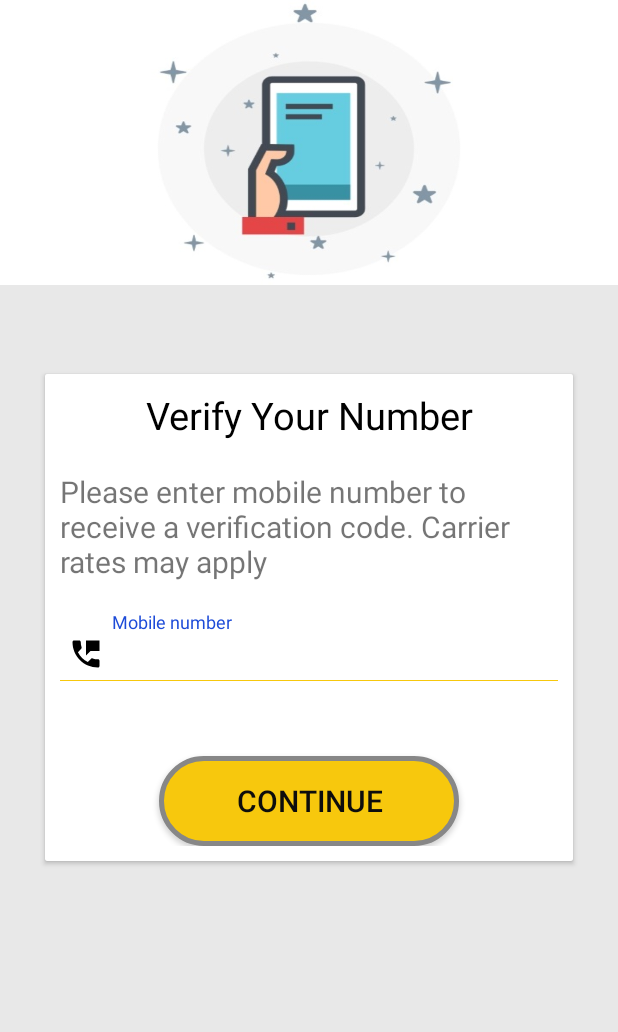
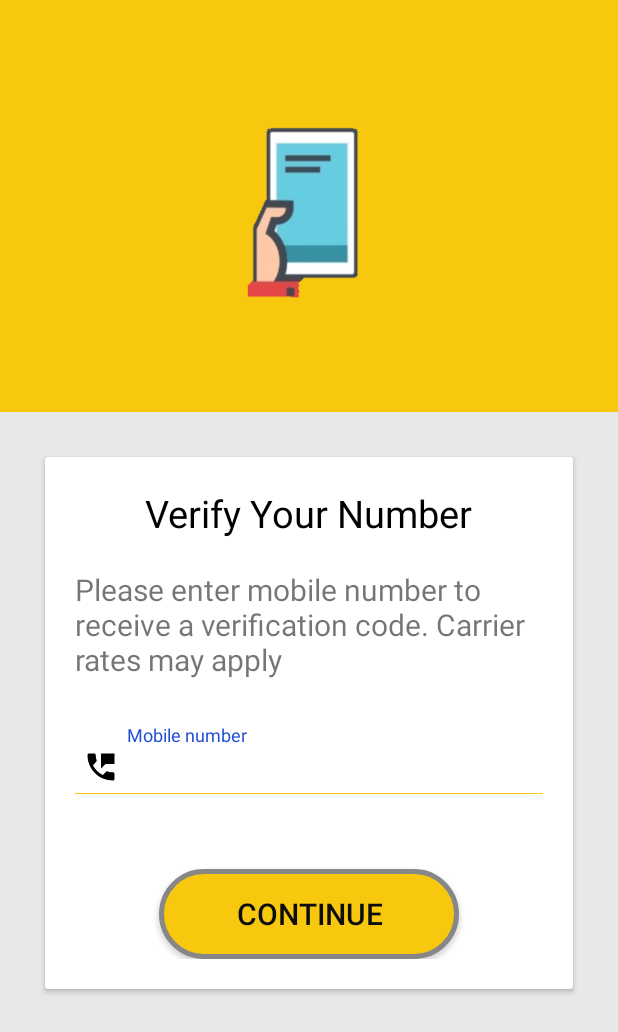
Before and after one commit to aaqadir/SmartLabour02, an Android app: the PhoneActivity screen opened directly, with no data from a screen before it, on a phone screen of 412 x 824 dp. Shown: the top 1032 px of the screen. Run offline under Robolectric (Android 15) with nearby library versions, the phone set to English and light mode, and no system bars; plain views replace OptRoundCardView.

Commit message:
mobile no and otp screen modify

```diff
--- a/app/src/main/res/layout/activity_help.xml
+++ b/app/src/main/res/layout/activity_help.xml
@@ -29,7 +29,7 @@
         <ImageView
             android:layout_width="30dp"
             android:layout_height="0dp"
-            android:src="@drawable/mobile" />
+            android:src="@drawable/mobilenum" />
 
     </RelativeLayout>
     <LinearLayout xmlns:android="http://schemas.android.com/apk/res/android"
--- a/app/src/main/res/layout/activity_phone.xml
+++ b/app/src/main/res/layout/activity_phone.xml
@@ -1,77 +1,95 @@
 <?xml version="1.0" encoding="utf-8"?>
-
-<RelativeLayout
+<LinearLayout
     xmlns:android="http://schemas.android.com/apk/res/android"
     xmlns:app="http://schemas.android.com/apk/res-auto"
     xmlns:tools="http://schemas.android.com/tools"
     android:layout_width="match_parent"
     android:orientation="vertical"
     android:layout_height="match_parent"
-    tools:context=".PhoneActivity"
-    android:background="#e8e8e8"        >
+    tools:context=".PverifyActivity"
+    android:background="#e8e8e8"  >
 
     <LinearLayout
         android:id="@+id/upperLayout"
         android:layout_width="match_parent"
-        android:layout_height="190dp"
-        android:background="@drawable/mob"
+        android:layout_height="0dp"
+        android:layout_weight="1"
+        android:background="@color/colorPrimary"
+        android:gravity="center"
         android:orientation="vertical">
+
+        <ImageView
+            android:id="@+id/imageView3"
+            android:layout_width="150dp"
+            android:layout_height="140dp"
+            android:background="@drawable/mobilenum" />
+
     </LinearLayout>
 
-    <RelativeLayout
-        android:layout_width="wrap_content"
-        android:layout_height="wrap_content"
-        android:layout_centerInParent="true">
+    <ScrollView xmlns:android="http://schemas.android.com/apk/res/android"
+        android:layout_width="match_parent"
+        android:layout_height="0dp"
+        android:layout_weight="2">
+
+        <LinearLayout
+            android:layout_width="match_parent"
+            android:layout_height="match_parent"
+            android:foregroundGravity="top">
+
+
             <com.github.captain_miao.optroundcardview.OptRoundCardView
                 android:layout_width="match_parent"
                 android:layout_height="wrap_content"
                 android:layout_margin="30dp"
                 app:optRoundCardBackgroundColor="#ffffff"
-            app:optRoundCardElevation="1dp"
-            app:optRoundCardCornerRadius="10dp">
-            <ScrollView xmlns:android="http://schemas.android.com/apk/res/android"
-                android:layout_width="fill_parent"
-                android:layout_height="fill_parent">
+                app:optRoundCardCornerRadius="10dp"
+                app:optRoundCardElevation="1dp">
+
+
                 <LinearLayout
                     android:layout_width="match_parent"
-                android:layout_height="match_parent"
-                android:orientation="vertical"
-                android:padding="10dp"
-                android:background="#ffffff" >
-                <TextView
-                    android:layout_width="match_parent"
                     android:layout_height="wrap_content"
-                    android:text="@string/phone_verify"
-                    android:textAlignment="center"
-                    android:textSize="25sp"
-                    android:textColor="@color/black" />
+                    android:layout_margin="20dp"
+                    android:background="#ffffff"
+                    android:orientation="vertical">
+
                     <TextView
                         android:layout_width="wrap_content"
                         android:layout_height="wrap_content"
+                        android:layout_gravity="center"
+                        android:text="@string/phone_verify"
+                        android:textColor="@color/black"
+                        android:textSize="25sp" />
+
+                    <TextView
+                        android:layout_width="wrap_content"
+                        android:layout_height="wrap_content"
+                        android:layout_marginTop="20dp"
                         android:text="@string/phone_notice"
-                    android:textSize="20sp"
-                    android:layout_marginTop="20dp"
-                    />
+                        android:textSize="20sp" />
+
                     <android.support.design.widget.TextInputLayout
                         android:id="@+id/input_layout_mobilenumber"
                         android:layout_width="fill_parent"
-                    android:layout_marginTop="20dp"
-                    android:layout_height="wrap_content">
+                        android:layout_height="wrap_content"
+                        android:layout_marginTop="30dp">
+
                         <EditText
                             android:id="@+id/vmobile"
                             android:layout_width="fill_parent"
                             android:layout_height="wrap_content"
                             android:background="@android:color/transparent"
                             android:drawableLeft="@drawable/ic_phone_black_24dp"
-                        android:padding="5dp"
                             android:drawablePadding="5dp"
                             android:gravity="center_vertical"
                             android:hint="Mobile number"
                             android:inputType="phone"
+                            android:padding="5dp"
                             android:singleLine="true"
                             android:textColor="@color/black"
                             android:textSize="16sp" />
                     </android.support.design.widget.TextInputLayout>
+
                     <View
                         android:layout_width="fill_parent"
                         android:layout_height="1px"
@@ -80,19 +98,19 @@
 
                     <Button
                         android:id="@+id/btn_continue"
+                        android:layout_width="200dp"
+                        android:layout_height="60dp"
+                        android:layout_gravity="center_horizontal"
+                        android:layout_marginTop="50dp"
+                        android:background="@drawable/buttonshape"
                         android:text="Continue"
                         android:textColor="#0D0D0D"
-                    android:textSize="20sp"
-                    android:layout_width="200dp"
-                    android:layout_gravity="center_horizontal"
-                    android:layout_height="60dp"
-                    android:background="@drawable/buttonshape"
-                    android:layout_marginTop="50dp" />
+                        android:textSize="20sp" />
 
+                </LinearLayout>
+
+            </com.github.captain_miao.optroundcardview.OptRoundCardView>
         </LinearLayout>
     </ScrollView>
 
-        </com.github.captain_miao.optroundcardview.OptRoundCardView>
-    </RelativeLayout>
-
-    </RelativeLayout>
+</LinearLayout>
```
Also changed, not shown: app/src/main/res/layout/activity_pverify.xml (+21 -20 lines), app/src/main/res/drawable/mob.jpg (deleted), app/src/main/res/drawable/mobilenum.png (renamed from app/src/main/res/drawable/mobile.png), app/src/main/res/drawable/mobotp.png (added), app/src/main/res/drawable/otp2.jpg (deleted), app/src/main/res/drawable/otp3.png (deleted). Lines whose indentation alone changed are shown as unchanged.
